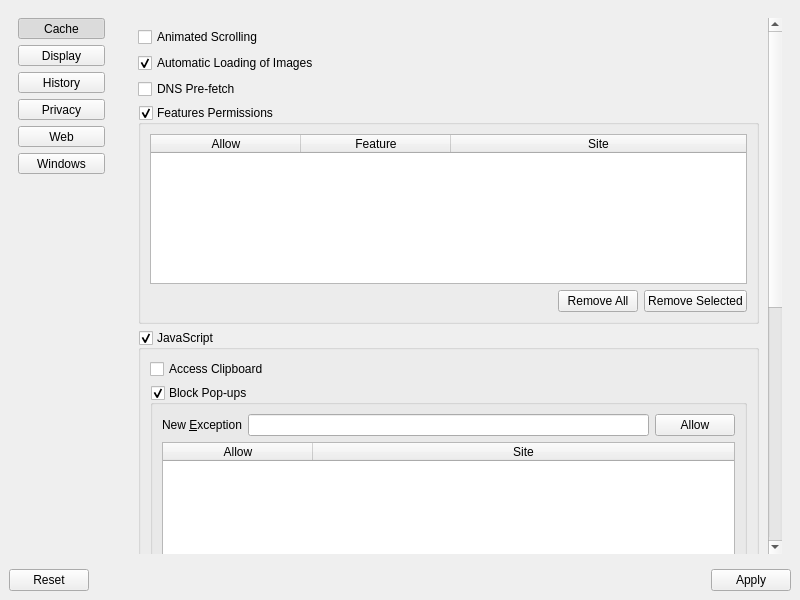
Old version of the form 2.x/UI/dooble_settings.ui in the repository textbrowser/dooble.
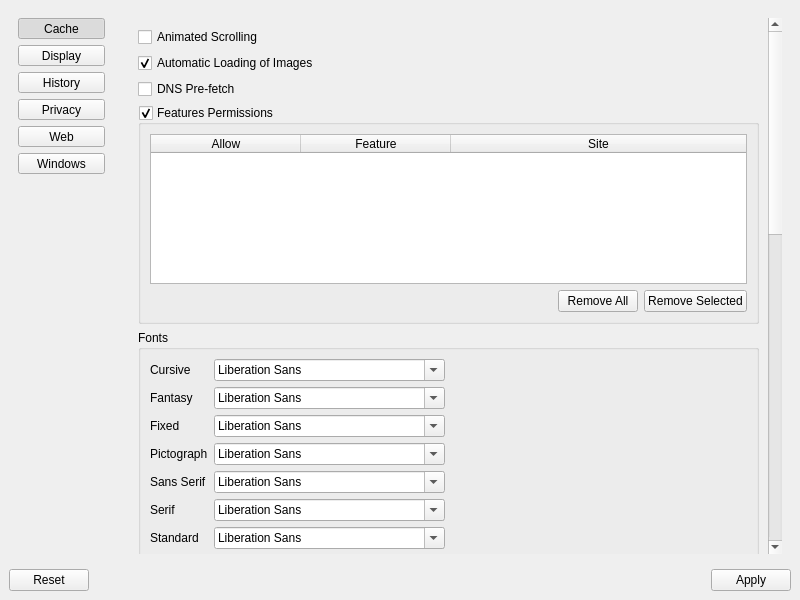
New version of the form. The open tabs and pages were chosen to show the change. Icons and pictures are not drawn.

Commit message: New Web fonts.

Diff of the .ui file:
```diff
--- a/2.x/UI/dooble_settings.ui
+++ b/2.x/UI/dooble_settings.ui
@@ -1375,8 +1375,8 @@
               <rect>
                <x>0</x>
                <y>0</y>
-               <width>318</width>
-               <height>1134</height>
+               <width>637</width>
+               <height>1442</height>
               </rect>
              </property>
              <layout class="QVBoxLayout" name="verticalLayout_16">
@@ -1499,6 +1499,187 @@
                 </layout>
                </widget>
               </item>
+              <item>
+               <widget class="QGroupBox" name="groupBox_3">
+                <property name="title">
+                 <string>Fonts</string>
+                </property>
+                <layout class="QVBoxLayout" name="verticalLayout_20">
+                 <item>
+                  <layout class="QGridLayout" name="gridLayout_4">
+                   <item row="4" column="1">
+                    <widget class="QFontComboBox" name="web_font_sans_serif"/>
+                   </item>
+                   <item row="0" column="0">
+                    <widget class="QLabel" name="label_27">
+                     <property name="text">
+                      <string>Cursive</string>
+                     </property>
+                    </widget>
+                   </item>
+                   <item row="6" column="1">
+                    <widget class="QFontComboBox" name="web_font_standard"/>
+                   </item>
+                   <item row="1" column="1">
+                    <widget class="QFontComboBox" name="web_font_fantasy"/>
+                   </item>
+                   <item row="2" column="0">
+                    <widget class="QLabel" name="label_29">
+                     <property name="text">
+                      <string>Fixed</string>
+                     </property>
+                    </widget>
+                   </item>
+                   <item row="6" column="0">
+                    <widget class="QLabel" name="label_33">
+                     <property name="text">
+                      <string>Standard</string>
+                     </property>
+                    </widget>
+                   </item>
+                   <item row="1" column="0">
+                    <widget class="QLabel" name="label_28">
+                     <property name="text">
+                      <string>Fantasy</string>
+                     </property>
+                    </widget>
+                   </item>
+                   <item row="4" column="0">
+                    <widget class="QLabel" name="label_31">
+                     <property name="text">
+                      <string>Sans Serif</string>
+                     </property>
+                    </widget>
+                   </item>
+                   <item row="0" column="1">
+                    <widget class="QFontComboBox" name="web_font_cursive"/>
+                   </item>
+                   <item row="5" column="1">
+                    <widget class="QFontComboBox" name="web_font_serif"/>
+                   </item>
+                   <item row="5" column="0">
+                    <widget class="QLabel" name="label_32">
+                     <property name="text">
+                      <string>Serif</string>
+                     </property>
+                    </widget>
+                   </item>
+                   <item row="2" column="1">
+                    <widget class="QFontComboBox" name="web_font_fixed"/>
+                   </item>
+                   <item row="3" column="0">
+                    <widget class="QLabel" name="label_30">
+                     <property name="text">
+                      <string>Pictograph</string>
+                     </property>
+                    </widget>
+                   </item>
+                   <item row="3" column="1">
+                    <widget class="QFontComboBox" name="web_font_pictograph"/>
+                   </item>
+                   <item row="0" column="2">
+                    <spacer name="horizontalSpacer_18">
+                     <property name="orientation">
+                      <enum>Qt::Horizontal</enum>
+                     </property>
+                     <property name="sizeHint" stdset="0">
+                      <size>
+                       <width>40</width>
+                       <height>20</height>
+                      </size>
+                     </property>
+                    </spacer>
+                   </item>
+                  </layout>
+                 </item>
+                 <item>
+                  <layout class="QGridLayout" name="gridLayout_5">
+                   <item row="0" column="0">
+                    <widget class="QLabel" name="label_34">
+                     <property name="text">
+                      <string>Default</string>
+                     </property>
+                    </widget>
+                   </item>
+                   <item row="2" column="0">
+                    <widget class="QLabel" name="label_36">
+                     <property name="text">
+                      <string>Minimum</string>
+                     </property>
+                    </widget>
+                   </item>
+                   <item row="1" column="0">
+                    <widget class="QLabel" name="label_35">
+                     <property name="text">
+                      <string>Default Fixed</string>
+                     </property>
+                    </widget>
+                   </item>
+                   <item row="0" column="1">
+                    <widget class="QSpinBox" name="web_font_size_default">
+                     <property name="minimum">
+                      <number>1</number>
+                     </property>
+                     <property name="value">
+                      <number>10</number>
+                     </property>
+                    </widget>
+                   </item>
+                   <item row="3" column="0">
+                    <widget class="QLabel" name="label_37">
+                     <property name="text">
+                      <string>Minimum Logical</string>
+                     </property>
+                    </widget>
+                   </item>
+                   <item row="0" column="2">
+                    <spacer name="horizontalSpacer_19">
+                     <property name="orientation">
+                      <enum>Qt::Horizontal</enum>
+                     </property>
+                     <property name="sizeHint" stdset="0">
+                      <size>
+                       <width>40</width>
+                       <height>20</height>
+                      </size>
+                     </property>
+                    </spacer>
+                   </item>
+                   <item row="1" column="1">
+                    <widget class="QSpinBox" name="web_font_size_default_fixed">
+                     <property name="minimum">
+                      <number>1</number>
+                     </property>
+                     <property name="value">
+                      <number>10</number>
+                     </property>
+                    </widget>
+                   </item>
+                   <item row="2" column="1">
+                    <widget class="QSpinBox" name="web_font_size_minimum">
+                     <property name="minimum">
+                      <number>1</number>
+                     </property>
+                     <property name="value">
+                      <number>10</number>
+                     </property>
+                    </widget>
+                   </item>
+                   <item row="3" column="1">
+                    <widget class="QSpinBox" name="web_font_size_minimum_logical">
+                     <property name="minimum">
+                      <number>1</number>
+                     </property>
+                     <property name="value">
+                      <number>10</number>
+                     </property>
+                    </widget>
+                   </item>
+                  </layout>
+                 </item>
+                </layout>
+               </widget>
+              </item>
               <item>
                <widget class="QGroupBox" name="javascript">
                 <property name="title">
```
Left out of the diff: 21 changed lines with no effect on the pictures. The commit also changes 2 other files.
